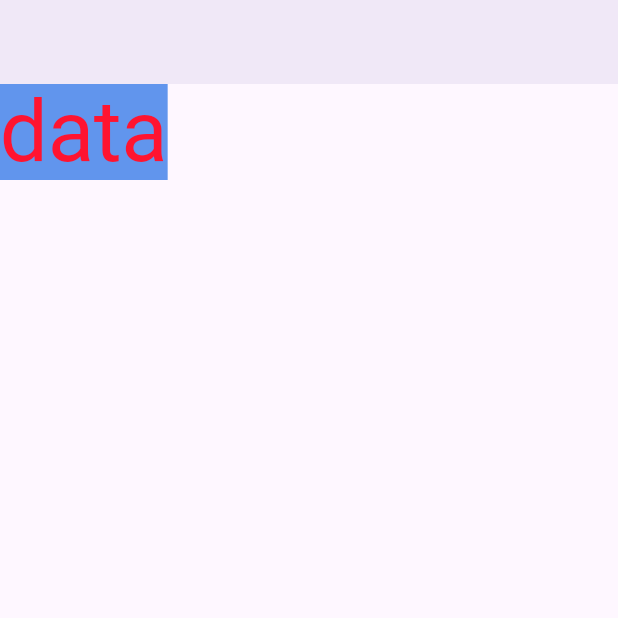
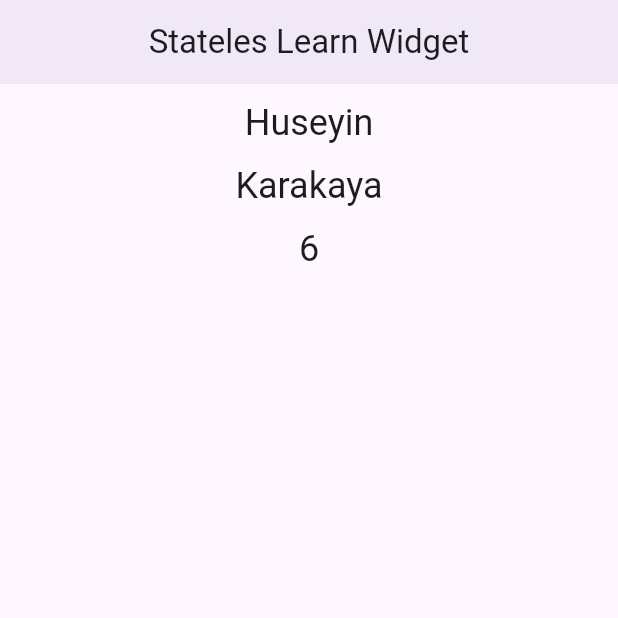
Before and after one commit to huseyin6/My-Flutter-App, a Flutter app: the screen it shows after launch, on a phone screen of 412 x 824 dp, the top half of it. Run offline on Flutter 3.47's test engine with Material 3 defaults, Android fonts, the phone set to English and light mode, and no system bars.

Commit message:
Stateless Widget Examples Implemented

```diff
--- /dev/null
+++ b/lib/101/stateless_learn.dart
@@ -0,0 +1,57 @@
+import 'package:flutter/material.dart';
+
+class StatelessLearn extends StatelessWidget {
+  const StatelessLearn({super.key});
+  final String appBarTitle = "Stateles Learn Widget";
+
+  @override
+  Widget build(BuildContext context) {
+    return Scaffold(
+      appBar: AppBar(title: Text(appBarTitle)),
+      body: Column(
+        mainAxisAlignment: MainAxisAlignment.start,
+        children: [
+          _emptyBox(),
+          const TitleTextWidget(text: "Huseyin"),
+          _emptyBox(),
+          const TitleTextWidget(text: "Karakaya"),
+          _emptyBox(),
+          const TitleTextWidget(text: "6"),
+          _emptyBox(),
+          const _CustomContainer()
+        ],
+      ),
+    );
+  }
+
+  SizedBox _emptyBox() => const SizedBox(height: 10);
+}
+
+// The operator "_" in front of the _CustomContainer states that this widget will be used only for this file/screen, etc.
+// Will not be used/import for other files/screens.
+class _CustomContainer extends StatelessWidget {
+  const _CustomContainer();
+
+  @override
+  Widget build(BuildContext context) {
+    return Container(
+      decoration: BoxDecoration(
+          borderRadius: BorderRadius.circular(20),
+          color: Colors.indigo.shade300),
+    );
+  }
+}
+
+class TitleTextWidget extends StatelessWidget {
+  const TitleTextWidget({super.key, required this.text});
+
+  final String text;
+
+  @override
+  Widget build(BuildContext context) {
+    return Text(
+      text,
+      style: Theme.of(context).textTheme.headlineSmall,
+    );
+  }
+}
--- a/lib/main.dart
+++ b/lib/main.dart
@@ -7,8 +7,9 @@ import 'package:flutter/services.dart';
 // import 'package:flutter_application_1/101/button_learn.dart';
 // import 'package:flutter_application_1/101/appbar_learn.dart';
 // import 'package:flutter_application_1/101/icon_learn.dart';
+import 'package:flutter_application_1/101/color_learn.dart';
 
-import 'package:flutter_application_1/101/color_learn.dart';
+import 'package:flutter_application_1/101/stateless_learn.dart';
 
 void main() {
   runApp(const MyApp());
@@ -34,7 +35,7 @@ class MyApp extends StatelessWidget {
             systemOverlayStyle: SystemUiOverlayStyle.dark,
             elevation: 4,
           )),
-      home: const ColorLearn(),
+      home: const StatelessLearn(),
     );
   }
 }
```
